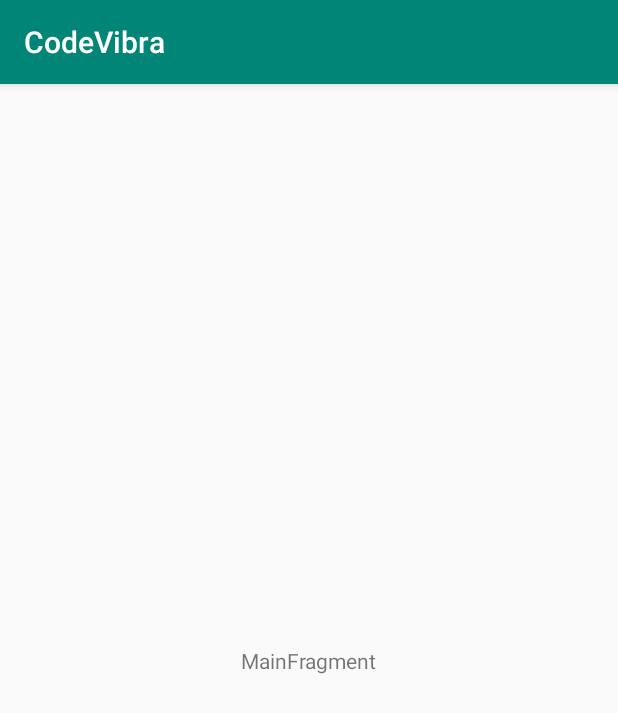
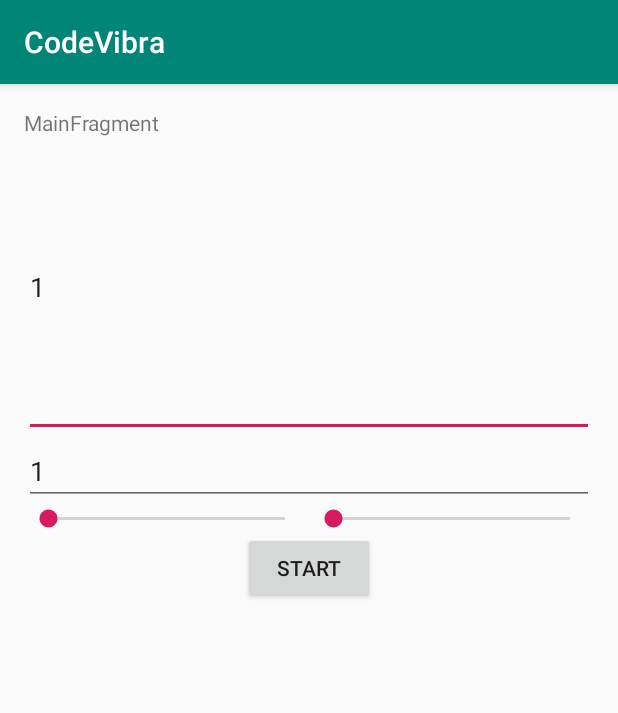
Before and after one commit to since85stas/CodeVibra, an Android app: the screen it shows after launch (MainActivity), on a phone screen of 412 x 824 dp. Shown: the top 713 px of the screen. Run offline under Robolectric (Android 15) with nearby library versions, the phone set to English and light mode, and no system bars; our stand-ins replace data binding.

Commit message:
adding layout and simple viewModel

```diff
--- /dev/null
+++ b/app/src/main/java/ru/batura/stat/codevibra/BindingsAdapters.kt
@@ -0,0 +1,25 @@
+package ru.batura.stat.codevibra
+
+import android.widget.EditText
+import androidx.databinding.BindingAdapter
+import ru.batura.stat.codevibra.ui.main.MainViewModel
+
+/*
+    добавляем слушателя дял получения текста из EditText
+ */
+@BindingAdapter("addEditTextWatcherDec")
+fun bindEditTextDec(editText: EditText, model : MainViewModel) {
+    val string = editText.text.toString()
+    model.decimalTextWatch.setNumber(editText.text.toString().toInt())
+    editText.addTextChangedListener(model.decimalTextWatch)
+}
+
+/*
+    добавляем слушателя дял получения текста из EditText
+ */
+@BindingAdapter("addEditTextWatcherBin")
+fun bindEditTextBinary(editText: EditText, model : MainViewModel) {
+    val string = editText.text.toString()
+    model.binaryTextWatch.setNumber(editText.text.toString().toInt())
+    editText.addTextChangedListener(model.binaryTextWatch)
+}
--- a/app/src/main/java/ru/batura/stat/codevibra/ui/main/MainFragment.kt
+++ b/app/src/main/java/ru/batura/stat/codevibra/ui/main/MainFragment.kt
@@ -2,11 +2,16 @@ package ru.batura.stat.codevibra.ui.main
 
 import androidx.lifecycle.ViewModelProviders
 import android.os.Bundle
+import android.text.SpannableStringBuilder
 import androidx.fragment.app.Fragment
 import android.view.LayoutInflater
 import android.view.View
 import android.view.ViewGroup
+import androidx.databinding.DataBindingUtil
+import androidx.lifecycle.Observer
+import kotlinx.android.synthetic.main.main_fragment.*
 import ru.batura.stat.codevibra.R
+import ru.batura.stat.codevibra.databinding.MainFragmentBinding
 
 class MainFragment : Fragment() {
 
@@ -20,13 +25,31 @@ class MainFragment : Fragment() {
         inflater: LayoutInflater, container: ViewGroup?,
         savedInstanceState: Bundle?
     ): View {
-        return inflater.inflate(R.layout.main_fragment, container, false)
+
+        val bindings : MainFragmentBinding= DataBindingUtil.inflate(
+            inflater,
+            R.layout.main_fragment,
+            container,
+            false
+        )
+
+        viewModel = ViewModelProviders.of(this).get(MainViewModel::class.java)
+
+        bindings.viewModel = viewModel
+
+        return bindings.root
     }
 
     override fun onActivityCreated(savedInstanceState: Bundle?) {
+
+        viewModel.decimalLive.observe(viewLifecycleOwner, Observer {
+            edit_binary.text = SpannableStringBuilder(it.toString(2))
+        })
+
+        viewModel.binaryLive.observe(viewLifecycleOwner, Observer {
+//            edit_decimal.text = SpannableStringBuilder(it.toString())
+        })
         super.onActivityCreated(savedInstanceState)
-        viewModel = ViewModelProviders.of(this).get(MainViewModel::class.java)
-        // TODO: Use the ViewModel
     }
 
 }
--- a/app/src/main/java/ru/batura/stat/codevibra/ui/main/MainViewModel.kt
+++ b/app/src/main/java/ru/batura/stat/codevibra/ui/main/MainViewModel.kt
@@ -1,7 +1,35 @@
 package ru.batura.stat.codevibra.ui.main
 
+import androidx.lifecycle.MutableLiveData
 import androidx.lifecycle.ViewModel
+import ru.batura.stat.codevibra.BinaryTextWatcher
+import ru.batura.stat.codevibra.DecimalTextWatcher
 
 class MainViewModel : ViewModel() {
-    // TODO: Implement the ViewModel
+
+    val binaryTextWatch = BinaryTextWatcher(this)
+    val decimalTextWatch = DecimalTextWatcher(this)
+
+    var decimalLive : MutableLiveData<Int> = MutableLiveData()
+    var binaryLive : MutableLiveData<Int> = MutableLiveData()
+
+    init {
+//        decimalLive.value = decimalTextWatch.number
+//        binaryLive.value  = binaryTextWatch.number
+        print("init view model")
+    }
+
+    fun startButtonClicked() {
+        print("start clicked")
+    }
+
+    fun fromIntToBinary(num : Int) : String {
+
+        return ""
+    }
+
+    fun uptadeLive() {
+        decimalLive.value = decimalTextWatch.number
+//        binaryLive.value  = binaryTextWatch.number
+    }
 }
--- a/app/src/main/res/layout/main_fragment.xml
+++ b/app/src/main/res/layout/main_fragment.xml
@@ -1,20 +1,75 @@
 <?xml version="1.0" encoding="utf-8"?>
-<androidx.constraintlayout.widget.ConstraintLayout xmlns:android="http://schemas.android.com/apk/res/android"
+<layout xmlns:android="http://schemas.android.com/apk/res/android"
     xmlns:app="http://schemas.android.com/apk/res-auto"
-    xmlns:tools="http://schemas.android.com/tools"
+    xmlns:tools="http://schemas.android.com/tools">
+
+    <data>
+        <variable
+            name="viewModel"
+            type="ru.batura.stat.codevibra.ui.main.MainViewModel" />
+    </data>
+
+    <LinearLayout
         android:id="@+id/main"
         android:layout_width="match_parent"
         android:layout_height="match_parent"
-    tools:context=".ui.main.MainFragment">
+        tools:context=".ui.main.MainFragment"
+        android:orientation="vertical"
+        android:layout_margin="16dp">
 
         <TextView
-        android:id="@+id/message"
+            android:id="@+id/running_title"
             android:layout_width="wrap_content"
             android:layout_height="wrap_content"
-        android:text="MainFragment"
-        app:layout_constraintBottom_toBottomOf="parent"
-        app:layout_constraintEnd_toEndOf="parent"
-        app:layout_constraintStart_toStartOf="parent"
-        app:layout_constraintTop_toTopOf="parent" />
+            android:text="MainFragment" />
 
-</androidx.constraintlayout.widget.ConstraintLayout>
+        <EditText
+            android:id="@+id/edit_binary"
+            android:layout_width="match_parent"
+            android:layout_height="200dp"
+            android:inputType="number"
+            android:text="1"
+            addEditTextWatcherBin="@{viewModel}"
+
+            />
+
+        <EditText
+            android:id="@+id/edit_decimal"
+            android:layout_width="match_parent"
+            android:layout_height="wrap_content"
+            android:inputType="number"
+            android:text="1"
+            addEditTextWatcherDec="@{viewModel}"
+
+            />
+
+        <LinearLayout
+            android:layout_width="match_parent"
+            android:layout_height="wrap_content"
+            android:orientation="horizontal">
+
+            <SeekBar
+                android:id="@+id/temp_seek"
+                android:layout_width="0dp"
+                android:layout_weight="1"
+                android:layout_height="wrap_content" />
+
+            <SeekBar
+                android:id="@+id/longitude_seek"
+                android:layout_width="0dp"
+                android:layout_weight="1"
+                android:layout_height="wrap_content" />
+
+        </LinearLayout>
+
+        <Button
+            android:id="@+id/start_button"
+            android:layout_width="wrap_content"
+            android:layout_height="wrap_content"
+            android:layout_gravity="center"
+            android:onClick="@{ () -> viewModel.startButtonClicked() }"
+            android:text="start"
+            />
+
+    </LinearLayout>
+</layout>
```
Also changed, not shown: app/src/main/java/ru/batura/stat/codevibra/BinaryFilter.kt (added, +17 -0 lines), app/src/main/java/ru/batura/stat/codevibra/TextWatchers.kt (added, +95 -0 lines). Lines whose indentation alone changed are shown as unchanged.
